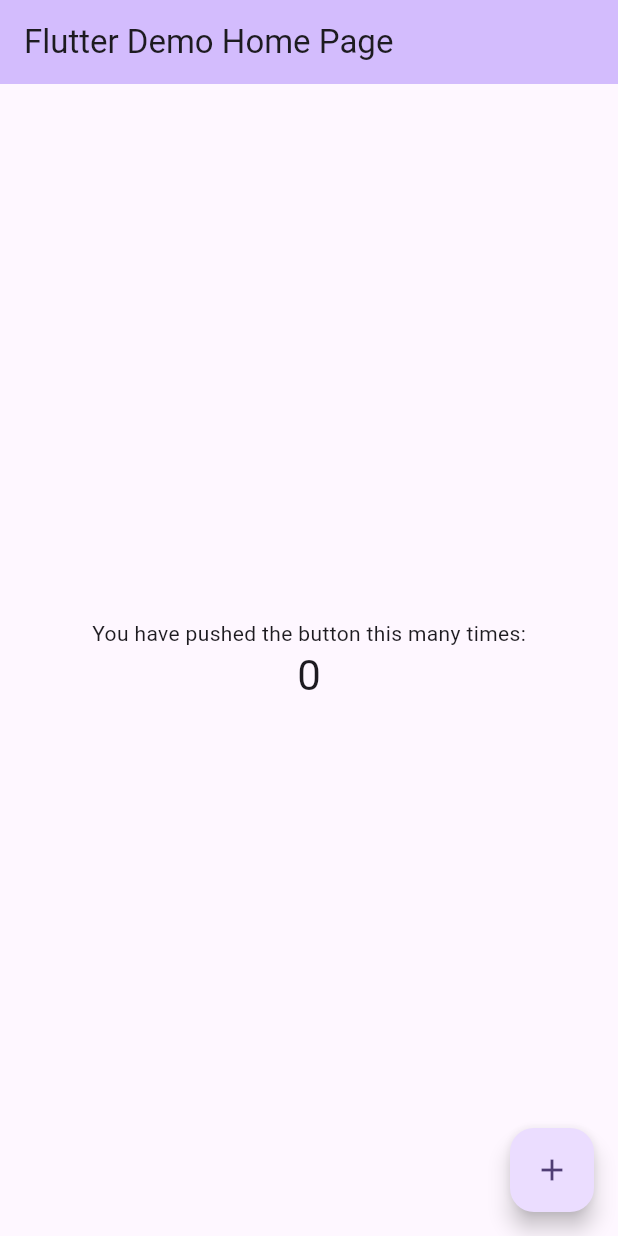
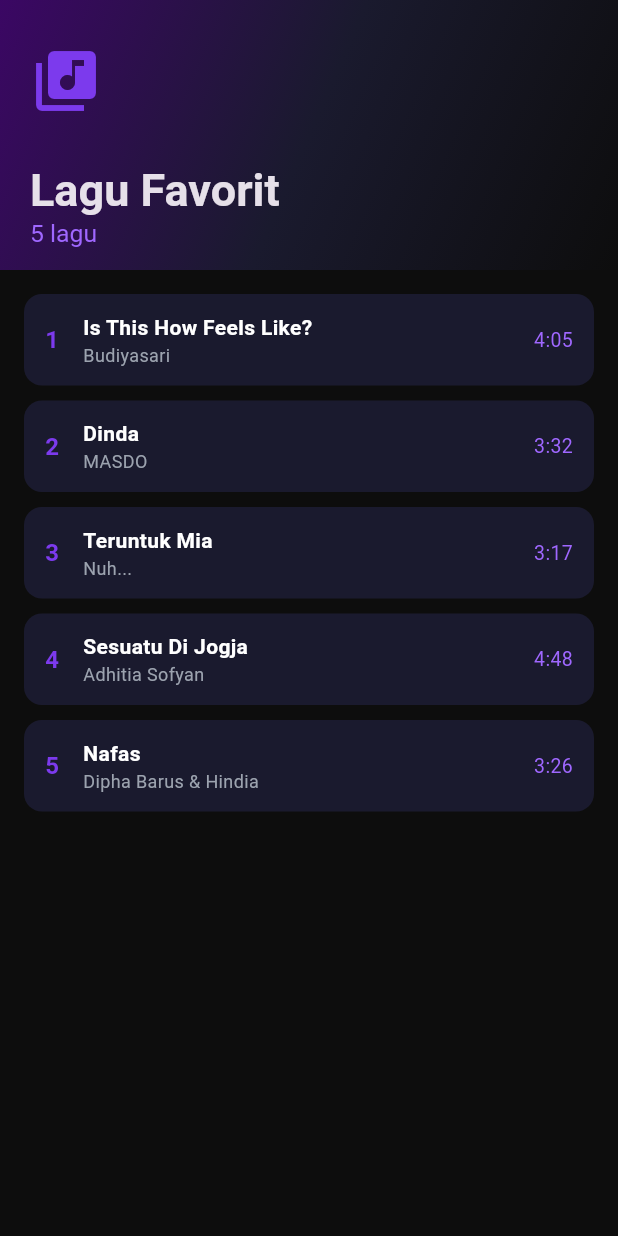
Before and after one commit to raditya076/PPB_Teori, a Flutter app: the screen it shows after launch, on a phone screen of 412 x 824 dp. Run offline on Flutter 3.47's test engine with Material 3 defaults, Android fonts, the phone set to English and light mode, and no system bars.

Commit message:
Tugas Layout

```diff
--- a/lib/main.dart
+++ b/lib/main.dart
@@ -1,122 +1,134 @@
 import 'package:flutter/material.dart';
 
-void main() {
-  runApp(const MyApp());
-}
+void main() => runApp(const MyApp());
 
 class MyApp extends StatelessWidget {
   const MyApp({super.key});
 
-  // This widget is the root of your application.
   @override
   Widget build(BuildContext context) {
     return MaterialApp(
-      title: 'Flutter Demo',
+      debugShowCheckedModeBanner: false,
       theme: ThemeData(
-        // This is the theme of your application.
-        //
-        // TRY THIS: Try running your application with "flutter run". You'll see
-        // the application has a purple toolbar. Then, without quitting the app,
-        // try changing the seedColor in the colorScheme below to Colors.green
-        // and then invoke "hot reload" (save your changes or press the "hot
-        // reload" button in a Flutter-supported IDE, or press "r" if you used
-        // the command line to start the app).
-        //
-        // Notice that the counter didn't reset back to zero; the application
-        // state is not lost during the reload. To reset the state, use hot
-        // restart instead.
-        //
-        // This works for code too, not just values: Most code changes can be
-        // tested with just a hot reload.
-        colorScheme: .fromSeed(seedColor: Colors.deepPurple),
+        brightness: Brightness.dark,
+        scaffoldBackgroundColor: const Color(0xFF0D0D0D),
+        useMaterial3: true,
       ),
-      home: const MyHomePage(title: 'Flutter Demo Home Page'),
+      home: const FavoriteSongsPage(),
     );
   }
 }
 
-class MyHomePage extends StatefulWidget {
-  const MyHomePage({super.key, required this.title});
-
-  // This widget is the home page of your application. It is stateful, meaning
-  // that it has a State object (defined below) that contains fields that affect
-  // how it looks.
-
-  // This class is the configuration for the state. It holds the values (in this
-  // case the title) provided by the parent (in this case the App widget) and
-  // used by the build method of the State. Fields in a Widget subclass are
-  // always marked "final".
-
-  final String title;
-
-  @override
-  State<MyHomePage> createState() => _MyHomePageState();
+class Song {
+  final String title, artist, duration;
+  const Song(this.title, this.artist, this.duration);
 }
 
-class _MyHomePageState extends State<MyHomePage> {
-  int _counter = 0;
+const songs = [
+  Song('Is This How Feels Like?', 'Budiyasari', '4:05'),
+  Song('Dinda', 'MASDO', '3:32'),
+  Song('Teruntuk Mia', 'Nuh...', '3:17'),
+  Song('Sesuatu Di Jogja', 'Adhitia Sofyan', '4:48'),
+  Song('Nafas', 'Dipha Barus & Hindia', '3:26'),
+];
 
-  void _incrementCounter() {
-    setState(() {
-      // This call to setState tells the Flutter framework that something has
-      // changed in this State, which causes it to rerun the build method below
-      // so that the display can reflect the updated values. If we changed
-      // _counter without calling setState(), then the build method would not be
-      // called again, and so nothing would appear to happen.
-      _counter++;
-    });
-  }
+class FavoriteSongsPage extends StatelessWidget {
+  const FavoriteSongsPage({super.key});
 
   @override
   Widget build(BuildContext context) {
-    // This method is rerun every time setState is called, for instance as done
-    // by the _incrementCounter method above.
-    //
-    // The Flutter framework has been optimized to make rerunning build methods
-    // fast, so that you can just rebuild anything that needs updating rather
-    // than having to individually change instances of widgets.
     return Scaffold(
-      appBar: AppBar(
-        // TRY THIS: Try changing the color here to a specific color (to
-        // Colors.amber, perhaps?) and trigger a hot reload to see the AppBar
-        // change color while the other colors stay the same.
-        backgroundColor: Theme.of(context).colorScheme.inversePrimary,
-        // Here we take the value from the MyHomePage object that was created by
-        // the App.build method, and use it to set our appbar title.
-        title: Text(widget.title),
-      ),
-      body: Center(
-        // Center is a layout widget. It takes a single child and positions it
-        // in the middle of the parent.
-        child: Column(
-          // Column is also a layout widget. It takes a list of children and
-          // arranges them vertically. By default, it sizes itself to fit its
-          // children horizontally, and tries to be as tall as its parent.
-          //
-          // Column has various properties to control how it sizes itself and
-          // how it positions its children. Here we use mainAxisAlignment to
-          // center the children vertically; the main axis here is the vertical
-          // axis because Columns are vertical (the cross axis would be
-          // horizontal).
-          //
-          // TRY THIS: Invoke "debug painting" (choose the "Toggle Debug Paint"
-          // action in the IDE, or press "p" in the console), to see the
-          // wireframe for each widget.
-          mainAxisAlignment: .center,
-          children: [
-            const Text('You have pushed the button this many times:'),
-            Text(
-              '$_counter',
-              style: Theme.of(context).textTheme.headlineMedium,
+      body: CustomScrollView(
+        slivers: [
+          SliverAppBar(
+            expandedHeight: 180,
+            pinned: true,
+            backgroundColor: const Color(0xFF0D0D0D),
+            flexibleSpace: FlexibleSpaceBar(
+              titlePadding: const EdgeInsets.only(left: 20, bottom: 14),
+              title: Column(
+                mainAxisSize: MainAxisSize.min,
+                crossAxisAlignment: CrossAxisAlignment.start,
+                children: [
+                  const Text('Lagu Favorit',
+                      style: TextStyle(fontSize: 20, fontWeight: FontWeight.bold)),
+                  Text('${songs.length} lagu',
+                      style: const TextStyle(fontSize: 11, color: Color(0xFF9F67FF))),
+                ],
+              ),
+              background: Container(
+                decoration: const BoxDecoration(
+                  gradient: LinearGradient(
+                    begin: Alignment.topLeft,
+                    end: Alignment.bottomRight,
+                    colors: [Color(0xFF3B0764), Color(0xFF1A1A2E), Color(0xFF0D0D0D)],
+                  ),
+                ),
+                child: const Align(
+                  alignment: Alignment.topLeft,
+                  child: Padding(
+                    padding: EdgeInsets.fromLTRB(20, 30, 0, 0),
+                    child: Icon(Icons.library_music, color: Color(0xFF7C3AED), size: 48),
+                  ),
+                ),
+              ),
             ),
-          ],
-        ),
-      ),
-      floatingActionButton: FloatingActionButton(
-        onPressed: _incrementCounter,
-        tooltip: 'Increment',
-        child: const Icon(Icons.add),
+          ),
+          SliverPadding(
+            padding: const EdgeInsets.fromLTRB(16, 16, 16, 30),
+            sliver: SliverList(
+              delegate: SliverChildBuilderDelegate(
+                (context, i) => _SongTile(song: songs[i], number: i + 1),
+                childCount: songs.length,
+              ),
+            ),
+          ),
+        ],
       ),
     );
   }
 }
+
+class _SongTile extends StatelessWidget {
+  final Song song;
+  final int number;
+
+  const _SongTile({required this.song, required this.number});
+
+  @override
+  Widget build(BuildContext context) {
+    return Container(
+      margin: const EdgeInsets.only(bottom: 10),
+      padding: const EdgeInsets.symmetric(horizontal: 14, vertical: 12),
+      decoration: BoxDecoration(
+        color: const Color(0xFF1A1A2E),
+        borderRadius: BorderRadius.circular(12),
+      ),
+      child: Row(
+        children: [
+          Text('$number',
+              style: const TextStyle(
+                  color: Color(0xFF7C3AED), fontWeight: FontWeight.bold, fontSize: 16)),
+          const SizedBox(width: 16),
+          Expanded(
+            child: Column(
+              crossAxisAlignment: CrossAxisAlignment.start,
+              children: [
+                Text(song.title,
+                    style: const TextStyle(color: Colors.white, fontWeight: FontWeight.w600),
+                    maxLines: 1,
+                    overflow: TextOverflow.ellipsis),
+                Text(song.artist,
+                    style: const TextStyle(color: Color(0xFF9CA3AF), fontSize: 12),
+                    maxLines: 1,
+                    overflow: TextOverflow.ellipsis),
+              ],
+            ),
+          ),
+          Text(song.duration,
+              style: const TextStyle(color: Color(0xFF9F67FF), fontSize: 13)),
+        ],
+      ),
+    );
+  }
+}
```
